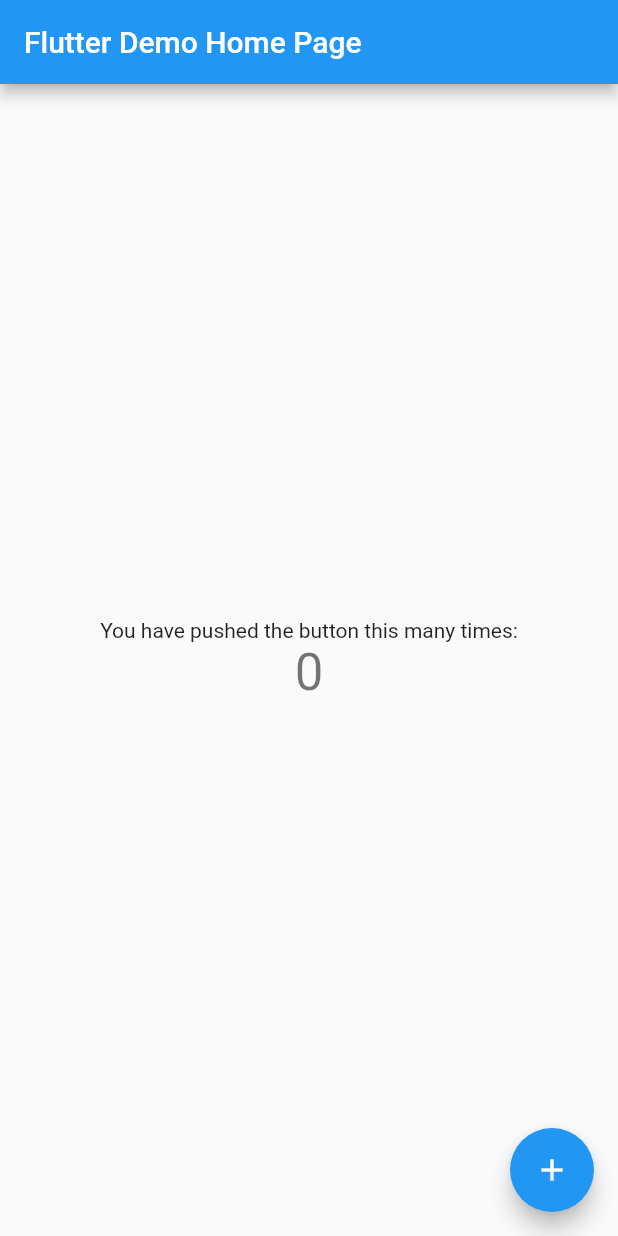
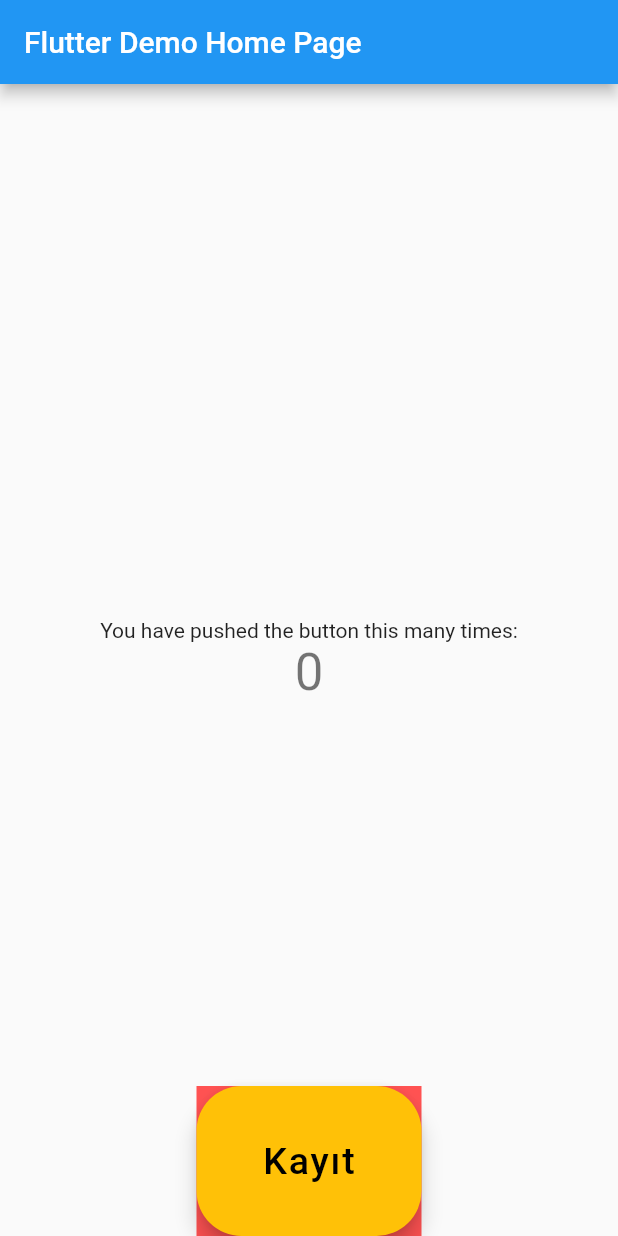
Before and after one commit to talip5/github, a Flutter app: the screen it shows after launch, on a phone screen of 412 x 824 dp. Run offline on Flutter 3.47's test engine with Material 2 defaults, Android fonts, the phone set to English and light mode, and no system bars.

Commit message:
border changed

```diff
--- a/lib/main.dart
+++ b/lib/main.dart
@@ -103,11 +103,27 @@ class _MyHomePageState extends State<MyHomePage> {
           ],
         ),
       ),
-      floatingActionButton: FloatingActionButton(
-        onPressed: _incrementCounter,
-        tooltip: 'Increment',
-        child: Icon(Icons.add),
-      ), // This trailing comma makes auto-formatting nicer for build methods.
+      floatingActionButtonLocation: FloatingActionButtonLocation.miniCenterDocked,
+      floatingActionButton:Container(
+        width: 150,
+        height: 100,
+        color: Colors.redAccent,
+        child:FloatingActionButton(
+          shape: RoundedRectangleBorder(
+            borderRadius: BorderRadius.all(Radius.circular(30.0)),
+          ),
+          backgroundColor: Colors.amber,
+          onPressed: _incrementCounter,
+          tooltip: 'Increment',
+          child: Text(
+            'Kayıt',style: TextStyle(
+            color: Colors.black,
+            fontSize: 25.0,
+          ),
+          ),
+          //child: Icon(Icons.add),
+        ),
+      ),
     );
   }
 }
```
